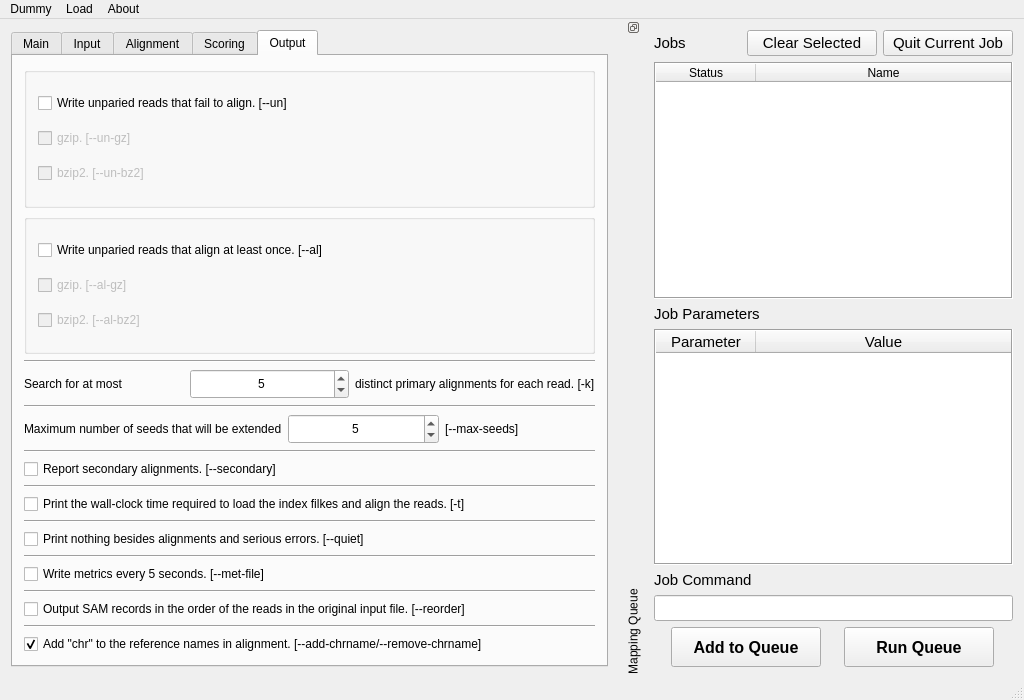
Before: the Qt Designer form mainwindow.ui in emptyewer/MAPster, drawn with Qt 5.
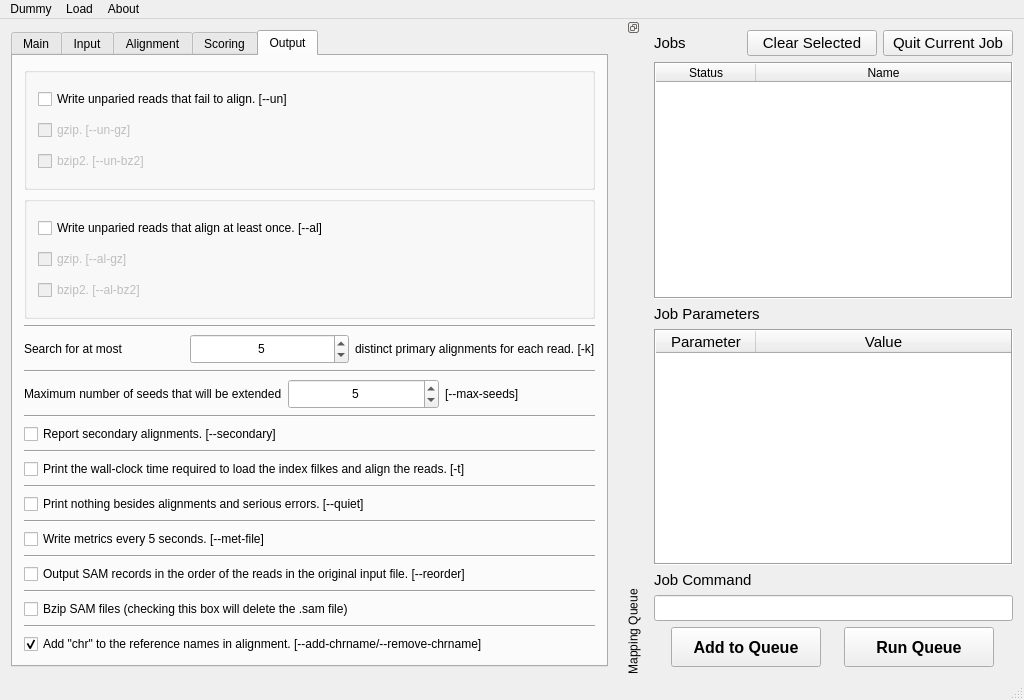
After: the same form once the commit is applied. The open tabs and pages were chosen to show the change. Custom widgets are drawn as their Qt base class.

Commit message: bzip2 sam files

What changed in the file:
```diff
--- a/mainwindow.ui
+++ b/mainwindow.ui
@@ -1429,6 +1429,20 @@
           </property>
          </widget>
         </item>
+        <item>
+         <widget class="Line" name="line_3">
+          <property name="orientation">
+           <enum>Qt::Horizontal</enum>
+          </property>
+         </widget>
+        </item>
+        <item>
+         <widget class="QCheckBox" name="bzip_sam">
+          <property name="text">
+           <string>Bzip SAM files (checking this box will delete the .sam file)</string>
+          </property>
+         </widget>
+        </item>
         <item>
          <widget class="Line" name="line_17">
           <property name="orientation">
```
Left out of the diff: 2 changed lines with no effect on the pictures. The commit also changes 7 other files.
